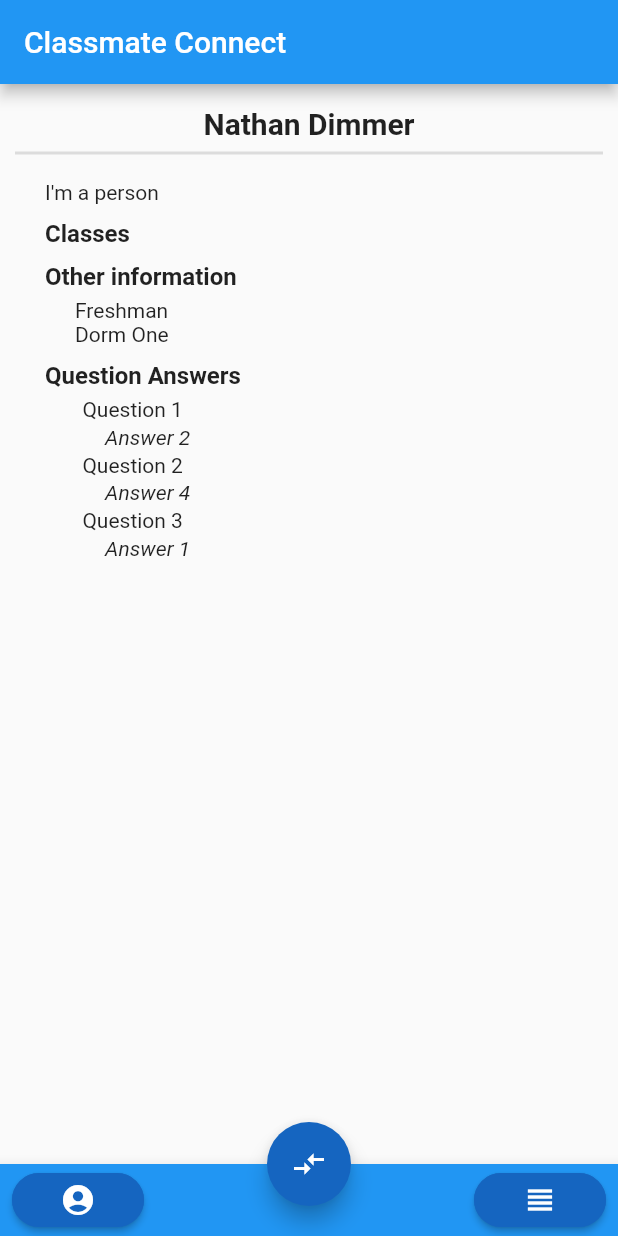
After one commit to andrewdimmer/newhackwhothis2020, a Flutter app: the Home screen opened by its route, on a phone screen of 412 x 824 dp. The commit adds this screen. Run offline on Flutter 3.47's test engine with Material 2 defaults, Android fonts, the phone set to English and light mode, and no system bars.

Commit message:
feat(flutter): created swipeable home page front end (#9)

```diff
--- /dev/null
+++ b/flutter/lib/Pages/Profile.dart
@@ -0,0 +1,108 @@
+import 'package:classmate_connect/Classes/BioObject.dart';
+import 'package:classmate_connect/Classes/QAObject.dart';
+import 'package:classmate_connect/Widgets/Answer.dart';
+import 'package:flutter/material.dart';
+
+class Profile extends StatelessWidget {
+  final BioObject bio;
+  final List<QAObject> questionsAndAnswers;
+
+  Profile({this.bio, this.questionsAndAnswers});
+
+  @override
+  Widget build(BuildContext context) {
+    List<Widget> answerWidgets = [];
+
+    for (int i = 0; i < questionsAndAnswers.length; i++) {
+      answerWidgets.add(Answer(
+        question: questionsAndAnswers[i].question,
+        answer: questionsAndAnswers[i].answer,
+        answers: questionsAndAnswers[i].answers,
+      ));
+    }
+
+    return (Column(
+      crossAxisAlignment: CrossAxisAlignment.start,
+      children: [
+        Center(
+          child: Text(
+            bio.firstName + " " + bio.lastName,
+            style: TextStyle(fontSize: 20, fontWeight: FontWeight.bold),
+          ),
+        ),
+        Divider(
+          thickness: 2,
+        ),
+        Padding(
+          padding: const EdgeInsets.fromLTRB(20, 10, 0, 0),
+          child: Column(
+            crossAxisAlignment: CrossAxisAlignment.start,
+            children: [
+              Padding(
+                padding: const EdgeInsets.fromLTRB(0, 0, 0, 10),
+                child: Text(
+                  bio.bio,
+                ),
+              ),
+              Text(
+                "Classes",
+                style: TextStyle(fontSize: 16, fontWeight: FontWeight.bold),
+              ),
+            ],
+          ),
+        ),
+        Padding(
+            padding: const EdgeInsets.fromLTRB(40, 0, 0, 0),
+            child: Column(
+              crossAxisAlignment: CrossAxisAlignment.start,
+              children: [
+                //Insert map of class list here
+              ],
+            )),
+        Padding(
+            padding: const EdgeInsets.fromLTRB(20, 0, 0, 0),
+            child: Column(
+              crossAxisAlignment: CrossAxisAlignment.start,
+              children: [
+                Padding(
+                  padding: const EdgeInsets.fromLTRB(0, 10, 0, 5),
+                  child: Text(
+                    "Other information",
+                    style: TextStyle(fontSize: 16, fontWeight: FontWeight.bold),
+                  ),
+                ),
+              ],
+            )),
+        Padding(
+            padding: const EdgeInsets.fromLTRB(40, 0, 0, 0),
+            child: Column(
+              crossAxisAlignment: CrossAxisAlignment.start,
+              children: [
+                Text(bio.classLevel),
+                Text(bio.dorm.dorm),
+              ],
+            )),
+        Padding(
+            padding: const EdgeInsets.fromLTRB(20, 0, 0, 0),
+            child: Column(
+              crossAxisAlignment: CrossAxisAlignment.start,
+              children: [
+                Padding(
+                  padding: const EdgeInsets.fromLTRB(0, 10, 0, 5),
+                  child: Text(
+                    "Question Answers",
+                    style: TextStyle(fontSize: 16, fontWeight: FontWeight.bold),
+                  ),
+                ),
+              ],
+            )),
+        Padding(
+            padding: const EdgeInsets.fromLTRB(40, 0, 0, 0),
+            child: Column(
+              crossAxisAlignment: CrossAxisAlignment.start,
+              children: answerWidgets,
+            )),
+      ],
+    ));
+  }
+}
--- a/flutter/lib/Routes/Home.dart
+++ b/flutter/lib/Routes/Home.dart
@@ -0,0 +1,188 @@
+import 'package:classmate_connect/Classes/BioObject.dart';
+import 'package:classmate_connect/Classes/DormObject.dart';
+import 'package:classmate_connect/Classes/QAObject.dart';
+import 'package:classmate_connect/Pages/Profile.dart';
+import 'package:flutter/material.dart';
+import 'package:flutter/scheduler.dart';
+
+class Home extends StatefulWidget {
+  // Home({this.bioList});
+
+  @override
+  _HomeState createState() => _HomeState();
+}
+
+class _HomeState extends State<Home> {
+  final List<BioObject> bioList = [
+    BioObject(
+        firstName: "Nathan",
+        lastName: "Dimmer",
+        bio: "I'm a person",
+        classLevel: "Freshman",
+        classes: [],
+        dorm: DormObject(dorm: "Dorm One", floor: null)),
+    BioObject(
+        firstName: "Andrew",
+        lastName: "Dimmer",
+        bio: "I'm also person",
+        classLevel: "Sophomore",
+        classes: [],
+        dorm: DormObject(dorm: "Dorm Two", floor: null))
+  ];
+  final List<QAObject> questionsAndAnswers = [
+    QAObject(
+        question: "Question 1",
+        answers: ["Answer 1", "Answer 2", "Answer 3", "Answer 4"],
+        answer: 1),
+    QAObject(
+        question: "Question 2",
+        answers: ["Answer 1", "Answer 2", "Answer 3", "Answer 4"],
+        answer: 3),
+    QAObject(
+        question: "Question 3",
+        answers: ["Answer 1", "Answer 2", "Answer 3", "Answer 4"],
+        answer: 0)
+  ];
+
+  void removeItem(int index) {
+    setState(() {
+      bioList.removeAt(index);
+    });
+  }
+
+  @override
+  Widget build(BuildContext context) {
+    List<Widget> disimissables = [];
+
+    for (int i = 0; i < bioList.length; i++) {
+      disimissables.add(Dismissable(
+        currentBio: bioList[i],
+        index: i,
+        removeItem: removeItem,
+        questionsAndAnswers: questionsAndAnswers,
+      ));
+    }
+
+    return Scaffold(
+      appBar: AppBar(
+        title: Text("Classmate Connect"),
+        automaticallyImplyLeading: false,
+      ),
+      body: (disimissables.length > 0 ? disimissables[0] : Done()),
+      bottomNavigationBar: BottomAppBar(
+        child: Row(
+          mainAxisAlignment: MainAxisAlignment.spaceBetween,
+          children: [
+            Padding(
+              padding: const EdgeInsets.fromLTRB(8, 0, 8, 0),
+              child: RaisedButton(
+                onPressed: () {
+                  print("Left button pressed");
+                },
+                color: Colors.blue[800],
+                child: Icon(
+                  Icons.account_circle,
+                  color: Colors.white,
+                ),
+                shape: RoundedRectangleBorder(
+                    borderRadius: BorderRadius.circular(18.0),
+                    side: BorderSide(color: Colors.blue[800])),
+              ),
+            ),
+            Padding(
+              padding: const EdgeInsets.fromLTRB(8, 0, 8, 0),
+              child: RaisedButton(
+                onPressed: () {
+                  SchedulerBinding.instance.addPostFrameCallback((_) {
+                    Navigator.pushNamed(context, '/Users');
+                  });
+                },
+                color: Colors.blue[800],
+                child: Icon(
+                  Icons.view_headline,
+                  color: Colors.white,
+                ),
+                shape: RoundedRectangleBorder(
+                    borderRadius: BorderRadius.circular(18.0),
+                    side: BorderSide(color: Colors.blue[800])),
+              ),
+            ),
+          ],
+        ),
+        color: Theme.of(context).primaryColor,
+      ),
+      floatingActionButton: FloatingActionButton(
+        onPressed: () {
+          print("Fab pressed");
+        },
+        backgroundColor: Colors.blue[800],
+        child: Icon(
+          Icons.compare_arrows,
+          color: Colors.white,
+        ),
+      ),
+      floatingActionButtonLocation: FloatingActionButtonLocation.centerDocked,
+    );
+  }
+}
+
+class Dismissable extends StatelessWidget {
+  final BioObject currentBio;
+  final int index;
+
+  final Function removeItem;
+
+  final List<QAObject> questionsAndAnswers;
+
+  Dismissable(
+      {this.currentBio, this.index, this.removeItem, this.questionsAndAnswers});
+
+  @override
+  Widget build(BuildContext context) {
+    return (Dismissible(
+        child: Padding(
+          padding: const EdgeInsets.fromLTRB(10, 15, 10, 15),
+          child: Profile(
+            bio: currentBio,
+            questionsAndAnswers: questionsAndAnswers,
+          ),
+        ),
+        key: UniqueKey(),
+        background: Container(
+          child: Padding(
+            child: Icon(Icons.check),
+            padding: EdgeInsets.fromLTRB(10, 0, 0, 0),
+          ),
+          color: Colors.green[400],
+          alignment: Alignment.centerLeft,
+        ),
+        secondaryBackground: Container(
+          child: Padding(
+            child: Icon(Icons.close),
+            padding: EdgeInsets.fromLTRB(0, 0, 10, 0),
+          ),
+          color: Colors.red[400],
+          alignment: Alignment.centerRight,
+        ),
+        direction: DismissDirection.horizontal,
+        onDismissed: (direction) {
+          removeItem(index);
+        }));
+  }
+}
+
+class Done extends StatelessWidget {
+  @override
+  Widget build(BuildContext context) {
+    return Container(
+      child: Column(
+        children: [
+          Center(
+              child: Text("You've looked at all our recomenedations for now!"))
+        ],
+        crossAxisAlignment: CrossAxisAlignment.center,
+        mainAxisAlignment: MainAxisAlignment.center,
+      ),
+    );
+  }
+}
--- a/flutter/lib/Routes/Questions.dart
+++ b/flutter/lib/Routes/Questions.dart
@@ -6,6 +6,7 @@ import 'package:classmate_connect/Pages/Email.dart';
 import 'package:classmate_connect/Pages/Password.dart';
 import 'package:classmate_connect/Pages/QuestionList.dart';
 import 'package:flutter/material.dart';
+import 'package:flutter/scheduler.dart';
 
 class Questions extends StatefulWidget {
   Questions({
@@ -68,21 +69,30 @@ class _QuestionsState extends State<Questions> {
 
   @override
   Widget build(BuildContext context) {
+    Widget showingScreen;
+
     if (stage == Stage.email) {
-      return Email(_setEmail, _setStage);
+      showingScreen = Email(_setEmail, _setStage);
     } else if (stage == Stage.password) {
-      return Password(_setStage);
+      showingScreen = Password(_setStage);
     } else if (stage == Stage.bio) {
-      return Bio(
+      showingScreen = Bio(
         bioInfo: userInfo,
         updateState: _updateState,
         setStage: _setStage,
       );
     } else if (stage == Stage.questionList) {
-      print(questions);
-      return QuestionList(_setStage, _updateQAObject, questions);
+      showingScreen = QuestionList(_setStage, _updateQAObject, questions);
+    } else if (stage == Stage.home) {
+      SchedulerBinding.instance.addPostFrameCallback((_) {
+        Navigator.pushNamed(context, '/Home');
+      });
     }
-    return Text(
-        "Everything is broken, it should never be able to get to this point. Run for your life.");
+    return Scaffold(
+      appBar: AppBar(
+        title: Text("Classmate Connector"),
+      ),
+      body: showingScreen,
+    );
   }
 }
--- /dev/null
+++ b/flutter/lib/Widgets/Answer.dart
@@ -0,0 +1,27 @@
+import 'package:flutter/material.dart';
+
+class Answer extends StatelessWidget {
+  final String question;
+  final List<String> answers;
+  final int answer;
+
+  Answer({this.question, this.answers, this.answer});
+
+  @override
+  Widget build(BuildContext context) {
+    return Column(
+      children: [
+        Text(
+          question,
+        ),
+        Padding(
+          padding: const EdgeInsets.fromLTRB(20, 2.5, 0, 2.5),
+          child: Text(
+            answers[answer],
+            style: TextStyle(fontStyle: FontStyle.italic),
+          ),
+        ),
+      ],
+    );
+  }
+}
--- a/flutter/lib/Widgets/DormSelector.dart
+++ b/flutter/lib/Widgets/DormSelector.dart
@@ -31,7 +31,7 @@ class DormSelector extends StatelessWidget {
         'Dorm Two',
         'Dorm Three',
         'Dorm Four',
-        'Off campus',
+        'Off Campus',
       ].map<DropdownMenuItem<String>>((String value) {
         return DropdownMenuItem<String>(
           value: value,
--- a/flutter/lib/main.dart
+++ b/flutter/lib/main.dart
@@ -1,84 +1,19 @@
+import 'package:classmate_connect/Routes/Home.dart';
 import 'package:classmate_connect/Routes/Questions.dart';
+import 'package:classmate_connect/Routes/Users.dart';
 import 'package:flutter/material.dart';
 
 void main() {
-  runApp(MyApp());
+  runApp(MaterialApp(
+    home: Users(), // becomes the route named '/'
+    routes: <String, WidgetBuilder>{
+      '/Home': (BuildContext context) => Home(),
+      '/Users': (BuildContext context) => Users(),
+    },
+    title: "Classmate Connector",
+    theme: ThemeData(
+        primarySwatch: Colors.blue,
+        visualDensity: VisualDensity.adaptivePlatformDensity),
+    debugShowCheckedModeBanner: false,
+  ));
 }
-
-class MyApp extends StatelessWidget {
-  // This widget is the root of your application.
-  @override
-  Widget build(BuildContext context) {
-    return MaterialApp(
-      title: 'Flutter Demo',
-      theme: ThemeData(
-        // This is the theme of your application.
-        //
-        // Try running your application with "flutter run". You'll see the
-        // application has a blue toolbar. Then, without quitting the app, try
-        // changing the primarySwatch below to Colors.green and then invoke
-        // "hot reload" (press "r" in the console where you ran "flutter run",
-        // or simply save your changes to "hot reload" in a Flutter IDE).
-        // Notice that the counter didn't reset back to zero; the application
-        // is not restarted.
-        primarySwatch: Colors.blue,
-        // This makes the visual density adapt to the platform that you run
-        // the app on. For desktop platforms, the controls will be smaller and
-        // closer together (more dense) than on mobile platforms.
-        visualDensity: VisualDensity.adaptivePlatformDensity,
-      ),
-      home: MyHomePage(title: 'Classmate Connect'),
-    );
-  }
-}
-
-class MyHomePage extends StatefulWidget {
-  MyHomePage({Key key, this.title}) : super(key: key);
-
-  // This widget is the home page of your application. It is stateful, meaning
-  // that it has a State object (defined below) that contains fields that affect
-  // how it looks.
-
-  // This class is the configuration for the state. It holds the values (in this
-  // case the title) provided by the parent (in this case the App widget) and
-  // used by the build method of the State. Fields in a Widget subclass are
-  // always marked "final".
-
-  final String title;
-
-  @override
-  _MyHomePageState createState() => _MyHomePageState();
-}
-
-class _MyHomePageState extends State<MyHomePage> {
-  int _counter = 0;
-
-  void _incrementCounter() {
-    setState(() {
-      // This call to setState tells the Flutter framework that something has
-      // changed in this State, which causes it to rerun the build method below
-      // so that the display can reflect the updated values. If we changed
-      // _counter without calling setState(), then the build method would not be
-      // called again, and so nothing would appear to happen.
-      _counter++;
-    });
-  }
-
-  @override
-  Widget build(BuildContext context) {
-    // This method is rerun every time setState is called, for instance as done
-    // by the _incrementCounter method above.
-    //
-    // The Flutter framework has been optimized to make rerunning build methods
-    // fast, so that you can just rebuild anything that needs updating rather
-    // than having to individually change instances of widgets.
-    return Scaffold(
-      appBar: AppBar(
-        // Here we take the value from the MyHomePage object that was created by
-        // the App.build method, and use it to set our appbar title.
-        title: Text(widget.title),
-      ),
-      body: Questions(),
-    );
-  }
-}
```
Also changed, not shown: 1 other file.
